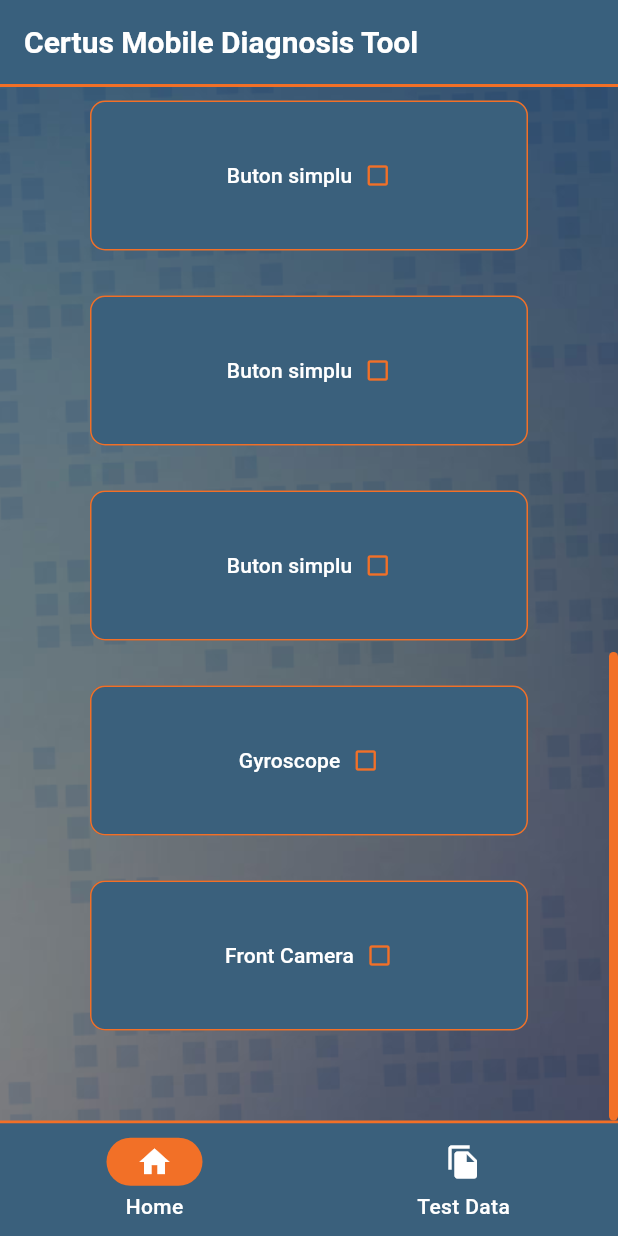
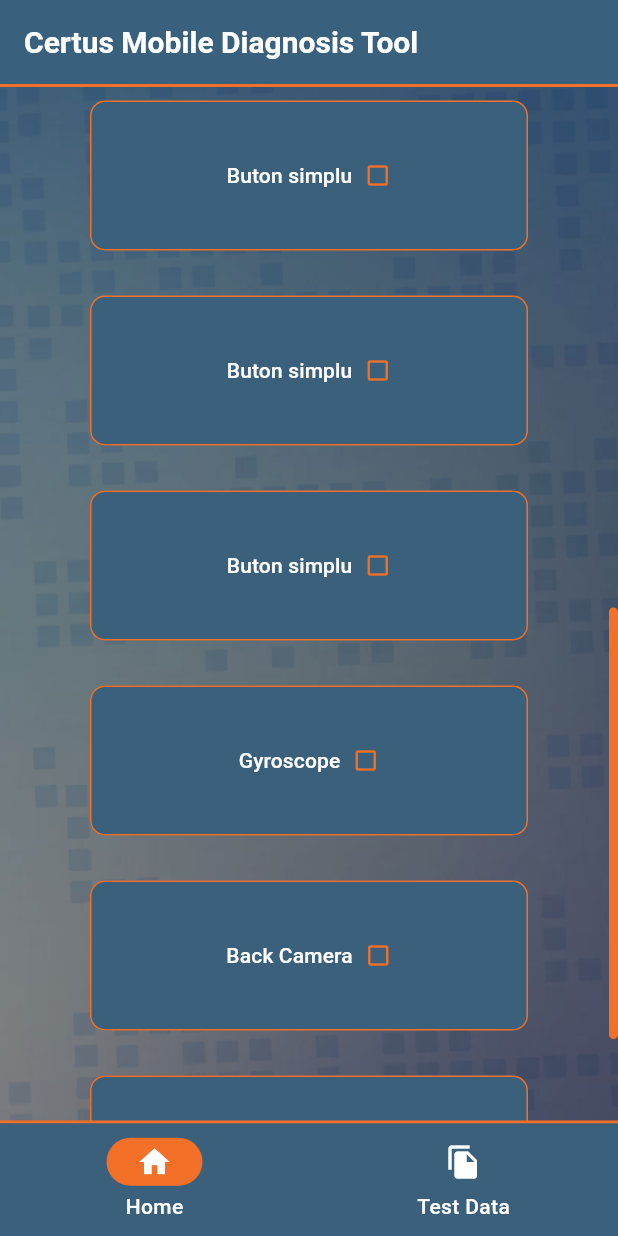
Before and after one commit to robeery/diagnosticare, a Flutter app: the screen it shows after launch, scrolled down 831 dp, on a phone screen of 412 x 824 dp. Run offline on Flutter 3.47's test engine with Material 3 defaults, Android fonts, the phone set to English and light mode, and no system bars; our stand-ins replace camera, sensors_plus, shared_preferences; missing offline and left inert: enum_to_string.

Commit message:
added front/back camera buttons and showDialogs before starting the test

```diff
--- a/lib/app_pages/main_page.dart
+++ b/lib/app_pages/main_page.dart
@@ -35,9 +35,16 @@ class MainPageState extends State<MainPage> {
       GyroscopeButton(isBusyNotifier: isBusyNotifier),
       CameraTestButton(
         isBusyNotifier: isBusyNotifier,
-        buttonName: 'Front Camera',
+        buttonName: 'Back Camera',
         testId: 3,
         cameraNumber: 0,
+      ),
+
+      CameraTestButton(
+        isBusyNotifier: isBusyNotifier,
+        buttonName: 'Front Camera',
+        testId: 4,
+        cameraNumber: 1,
       ),
     ];
   }
--- a/lib/app_pages/test_data_page.dart
+++ b/lib/app_pages/test_data_page.dart
@@ -67,7 +67,8 @@ class TestDataCard extends StatefulWidget {
     'Simple',
     'Accelerometer',
     'Gyroscope',
-    'Camera',
+    'Back Camera',
+    'Front Camera',
   ];
 
   const TestDataCard({Key? key, required this.title, required this.type})
--- a/lib/main.dart
+++ b/lib/main.dart
@@ -3,13 +3,8 @@
 //import 'dart:developer' show log;
 import 'package:diagnosticare/app_pages/test_data_page.dart';
 import 'package:diagnosticare/app_pages/main_page.dart';
-import 'package:diagnosticare/test_buttons/base_button.dart';
-import 'package:diagnosticare/test_buttons/model/test_result_cases.dart';
-import 'package:enum_to_string/enum_to_string.dart';
 import 'package:flutter/material.dart';
-import 'package:shared_preferences/shared_preferences.dart';
 import 'app_theme/app_theme.dart';
-import 'package:camera/camera.dart';
 
 void main() {
   runApp(const MyApp());
--- a/lib/test_buttons/base_button.dart
+++ b/lib/test_buttons/base_button.dart
@@ -57,7 +57,7 @@ abstract class BaseButtonState<T extends BaseButton> extends State<T> {
 
     if (stringList == null) {
       // return default list if nothing is saved
-      return List.filled(4, TestResultCases.testNotDone);
+      return List.filled(5, TestResultCases.testNotDone);
     }
     //If the app crashes due to shared preferences loading after adding a new button, add a forced return List.filled(4, TestResultCases.testNotDone);
 
@@ -69,7 +69,7 @@ abstract class BaseButtonState<T extends BaseButton> extends State<T> {
         )
         .toList();
 
-    // return List.filled(4, TestResultCases.testNotDone);
+    //return List.filled(5, TestResultCases.testNotDone);
   }
 
   @override
--- a/pubspec.yaml
+++ b/pubspec.yaml
@@ -71,6 +71,8 @@ flutter:
       - images/background_aplicatie.png
       - images/accelerometer_photo.png
       - images/gyroscope_photo.png
+      - images/back_camera_image.png
+      - images/front_camera_image.png
   # An image asset can refer to one or more resolution-specific "variants", see
   # https://flutter.dev/to/resolution-aware-images
 
```
Also changed, not shown: lib/test_buttons/camera_button.dart (+44 -3 lines), images/back_camera_image.png (added), images/front_camera_image.png (added).
